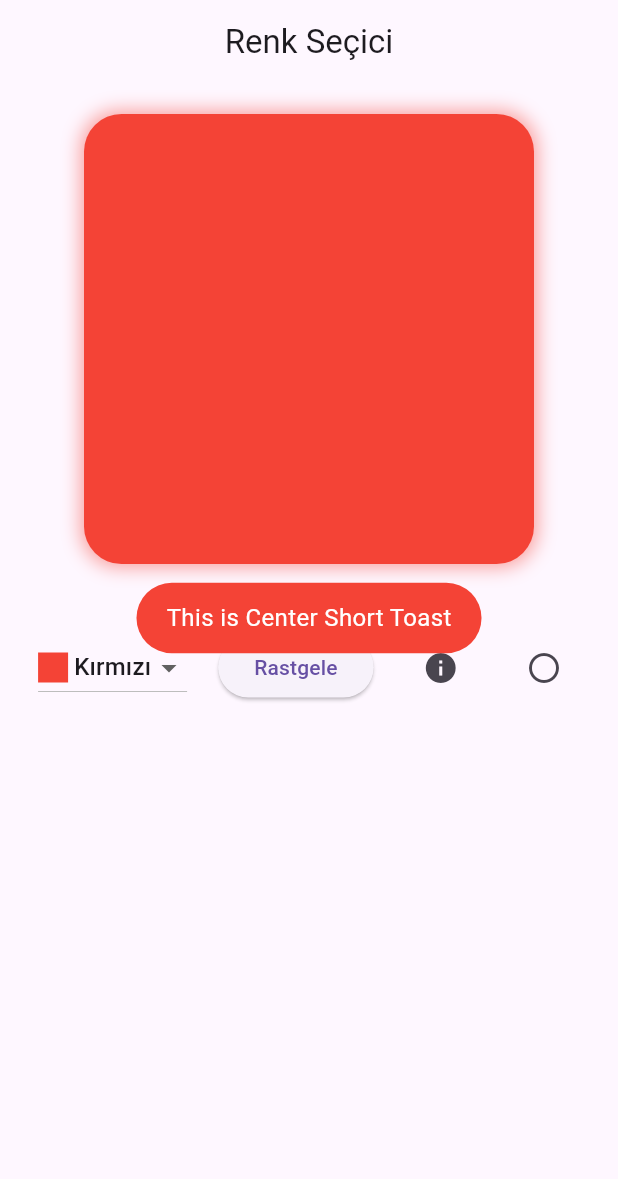
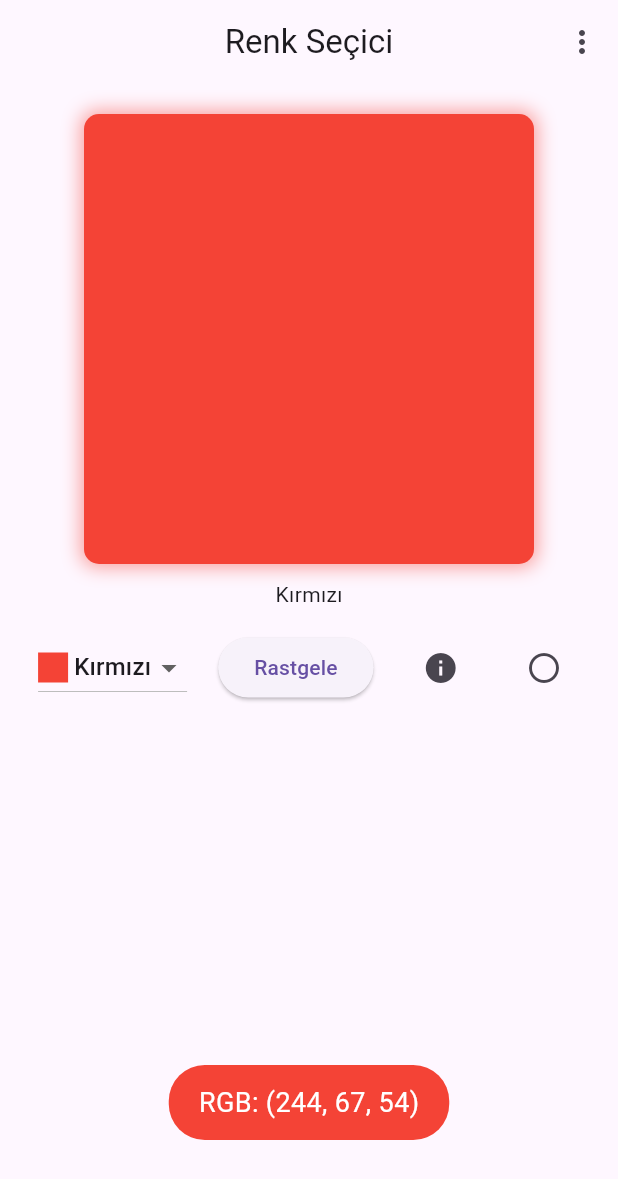
Before and after one commit to utuncer/flutter_color_picker_application, a Flutter app: the screen it shows after launch, after a tap on the "info" icon, on a phone screen of 412 x 824 dp. Shown: the top 1179 px of the screen. Run offline on Flutter 3.47's test engine with Material 3 defaults, Android fonts, the phone set to English and light mode, and no system bars; our stand-ins replace fluttertoast.

Commit message:
Refactor color picker functionality: enhance color selection, add toggle for circular shape, and improve toast message display

```diff
--- a/lib/main.dart
+++ b/lib/main.dart
@@ -29,15 +29,33 @@ class ColorPickerPage extends StatefulWidget {
 }
 
 class _ColorPickerPageState extends State<ColorPickerPage> {
+  Color selectedColor = Colors.red;
+
+  final Map<Color, String> renkler = {
+    Colors.red: 'Kırmızı',
+    Colors.blue: 'Mavi',
+    Colors.green: 'Yeşil',
+    Colors.yellow: 'Sarı',
+    Colors.purple: 'Mor',
+  };
+  bool isCircular = false;
+  bool isShowColorName = true;
+  void _containerSekliniDegistir() {
+    setState(() {
+      isCircular = !isCircular;
+    });
+  }
+
   void _renginKodunuGoster() {
     Fluttertoast.showToast(
-      msg: "This is Center Short Toast",
-      toastLength: Toast.LENGTH_SHORT,
-      gravity: ToastGravity.CENTER,
+      msg:
+          "RGB: (${selectedColor.red}, ${selectedColor.green}, ${selectedColor.blue})",
+      toastLength: Toast.LENGTH_LONG,
+      gravity: ToastGravity.BOTTOM,
       timeInSecForIosWeb: 1,
-      backgroundColor: Colors.red,
+      backgroundColor: selectedColor,
       textColor: Colors.white,
-      fontSize: 16.0,
+      fontSize: 18.0,
     );
   }
 
@@ -51,20 +69,47 @@ class _ColorPickerPageState extends State<ColorPickerPage> {
     });
   }
 
-  Color selectedColor = Colors.red;
-
-  final Map<Color, String> renkler = {
-    Colors.red: 'Kırmızı',
-    Colors.blue: 'Mavi',
-    Colors.green: 'Yeşil',
-    Colors.yellow: 'Sarı',
-    Colors.purple: 'Mor',
-  };
-
   @override
   Widget build(BuildContext context) {
     return Scaffold(
-      appBar: AppBar(title: Text('Renk Seçici'), centerTitle: true),
+      appBar: AppBar(
+        title: Text('Renk Seçici'),
+        centerTitle: true,
+        actions: [
+          PopupMenuButton<String>(
+            onSelected: (value) {
+              setState(() {
+                isShowColorName = !isShowColorName;
+              });
+            },
+            itemBuilder: (context) {
+              return [
+                PopupMenuItem(
+                  value: 'a',
+                  child: Row(
+                    mainAxisSize: MainAxisSize.min,
+                    children: [
+                      Icon(
+                        isShowColorName
+                            ? Icons.visibility_off
+                            : Icons.visibility,
+                        size: 20,
+                        color: Colors.black,
+                      ),
+                      SizedBox(width: 8),
+
+                      isShowColorName
+                          ? Text('Renk Adını Gizle')
+                          : Text('Renk Adını Göster'),
+                    ],
+                  ),
+                ),
+              ];
+            },
+            icon: Icon(Icons.more_vert),
+          ),
+        ],
+      ),
       body: Center(
         child: Column(
           children: [
@@ -74,7 +119,7 @@ class _ColorPickerPageState extends State<ColorPickerPage> {
               height: 300,
               decoration: BoxDecoration(
                 color: selectedColor,
-                borderRadius: BorderRadius.circular(25),
+                borderRadius: BorderRadius.circular(isCircular ? 300 : 10),
                 boxShadow: [
                   BoxShadow(
                     color: selectedColor.withOpacity(0.5),
@@ -85,7 +130,7 @@ class _ColorPickerPageState extends State<ColorPickerPage> {
               ),
             ),
             SizedBox(height: 10),
-            Text(renkler[selectedColor]!),
+            isShowColorName ? Text(renkler[selectedColor]!) : SizedBox(),
             Padding(
               padding: const EdgeInsets.all(15.0),
               child: Row(
@@ -120,8 +165,12 @@ class _ColorPickerPageState extends State<ColorPickerPage> {
                     icon: Icon(Icons.info),
                   ),
                   IconButton(
-                    onPressed: () {},
-                    icon: Icon(Icons.circle_outlined),
+                    onPressed: () {
+                      _containerSekliniDegistir();
+                    },
+                    icon: Icon(
+                      isCircular ? Icons.circle_rounded : Icons.circle_outlined,
+                    ),
                   ),
                 ],
               ),
```
